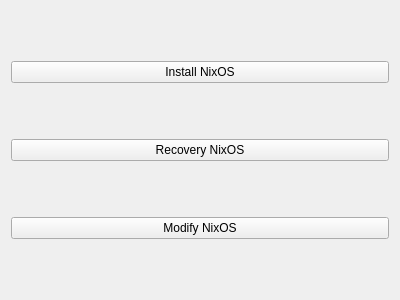
Qt form gui/installmode.ui (cleverca22/nixos-installer) before a commit.
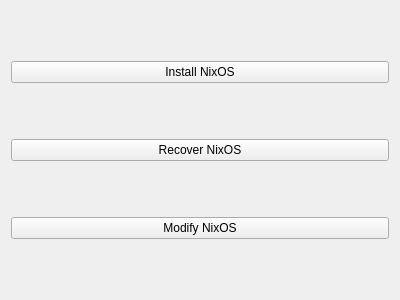
The same form after that commit.

Diff of the .ui file:
```diff
--- a/gui/installmode.ui
+++ b/gui/installmode.ui
@@ -24,7 +24,7 @@
    <item>
     <widget class="QPushButton" name="recover">
      <property name="text">
-      <string>Recovery NixOS</string>
+      <string>Recover NixOS</string>
      </property>
     </widget>
    </item>
```
